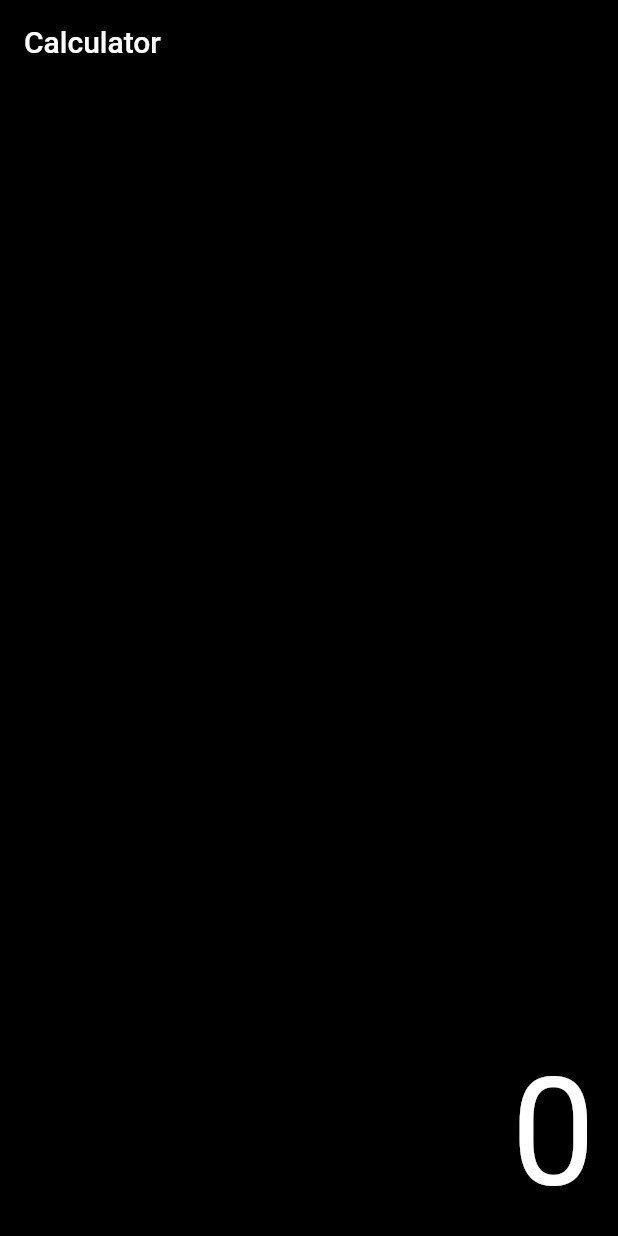
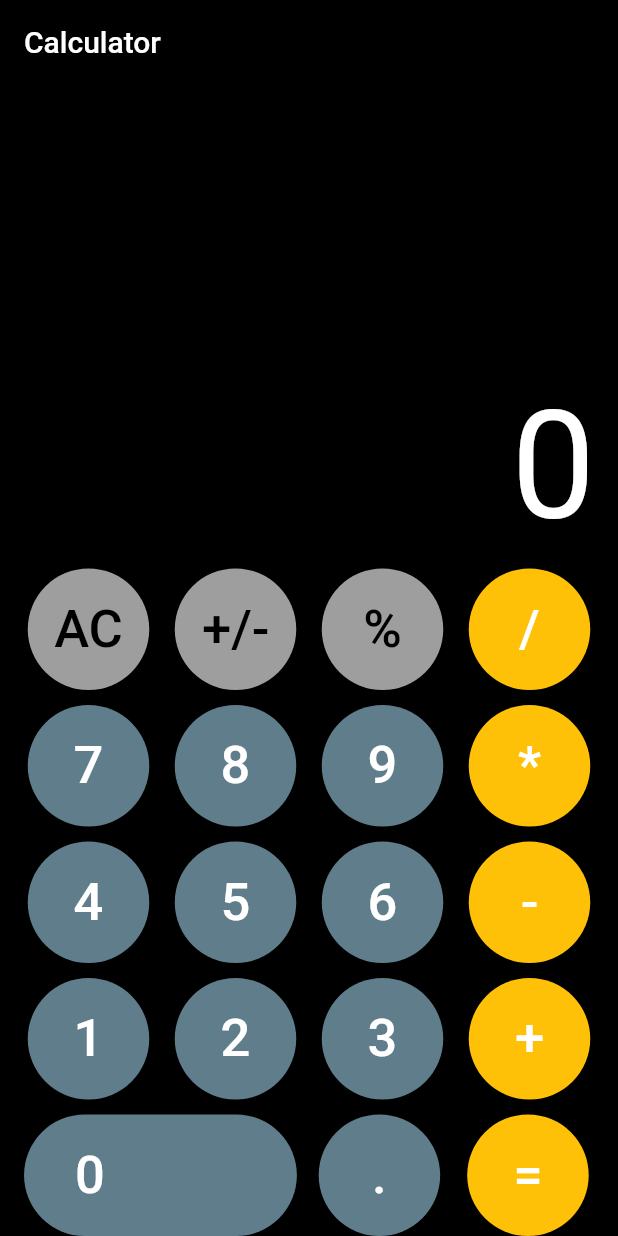
Before and after one commit to alanpugachev/simple_calculator, a Flutter app: the screen it shows after launch, on a phone screen of 412 x 824 dp. Run offline on Flutter 3.47's test engine with Material 2 defaults, Android fonts, the phone set to English and light mode, and no system bars.

Commit message:
Add interface

```diff
--- a/lib/Home.dart
+++ b/lib/Home.dart
@@ -1,3 +1,5 @@
+// ignore_for_file: deprecated_member_use
+
 import 'package:flutter/material.dart';
 
 class Home extends StatefulWidget {
@@ -8,6 +10,26 @@ class Home extends StatefulWidget {
 }
 
 class _HomeState extends State<Home> {
+  Widget btn(String text, Color btncolor, Color textcolor) {
+    return Container(
+      child: RaisedButton(
+        onPressed: (){
+
+        },
+        child: Text(
+          text,
+          style: TextStyle(
+            fontSize: 35,
+            color: textcolor,
+          ),
+        ),
+        shape: CircleBorder(),
+        color: btncolor,
+        padding: EdgeInsets.all(20),
+      )
+    );
+  }
+
   @override
   Widget build(BuildContext context) {
     return Scaffold(
@@ -31,6 +53,68 @@ class _HomeState extends State<Home> {
                   ),
                 ),
               ],
+            ),
+            Row(
+              mainAxisAlignment: MainAxisAlignment.spaceEvenly,
+              children: [
+                btn('AC', Colors.grey, Colors.black),
+                btn('+/-', Colors.grey, Colors.black),
+                btn('%', Colors.grey, Colors.black),
+                btn('/', Colors.amber, Colors.white),
+              ],
+            ),
+            SizedBox(height: 10,),
+            Row(
+              mainAxisAlignment: MainAxisAlignment.spaceEvenly,
+              children: [
+                btn('7', Colors.blueGrey, Colors.white),
+                btn('8', Colors.blueGrey, Colors.white),
+                btn('9', Colors.blueGrey, Colors.white),
+                btn('*', Colors.amber, Colors.white),
+              ],
+            ),
+            SizedBox(height: 10,),
+            Row(
+              mainAxisAlignment: MainAxisAlignment.spaceEvenly,
+              children: [
+                btn('4', Colors.blueGrey, Colors.white),
+                btn('5', Colors.blueGrey, Colors.white),
+                btn('6', Colors.blueGrey, Colors.white),
+                btn('-', Colors.amber, Colors.white),
+              ],
+            ),
+            SizedBox(height: 10,),
+            Row(
+              mainAxisAlignment: MainAxisAlignment.spaceEvenly,
+              children: [
+                btn('1', Colors.blueGrey, Colors.white),
+                btn('2', Colors.blueGrey, Colors.white),
+                btn('3', Colors.blueGrey, Colors.white),
+                btn('+', Colors.amber, Colors.white),
+              ],
+            ),
+            SizedBox(height: 10,),
+            Row(
+              mainAxisAlignment: MainAxisAlignment.spaceEvenly,
+              children: [
+                RaisedButton(
+                  padding: EdgeInsets.fromLTRB(34, 20, 128, 20),
+                  onPressed: () {
+
+                  },
+                  child: Text(
+                    '0',
+                    style: TextStyle(
+                      fontSize: 35,
+                      color: Colors.white
+                    ),
+                  ),
+                  shape: StadiumBorder(),
+                  color: Colors.blueGrey,
+                ),
+                btn('.', Colors.blueGrey, Colors.white),
+                btn('=', Colors.amber, Colors.white),
+              ],
             )
           ],
         ),
```
